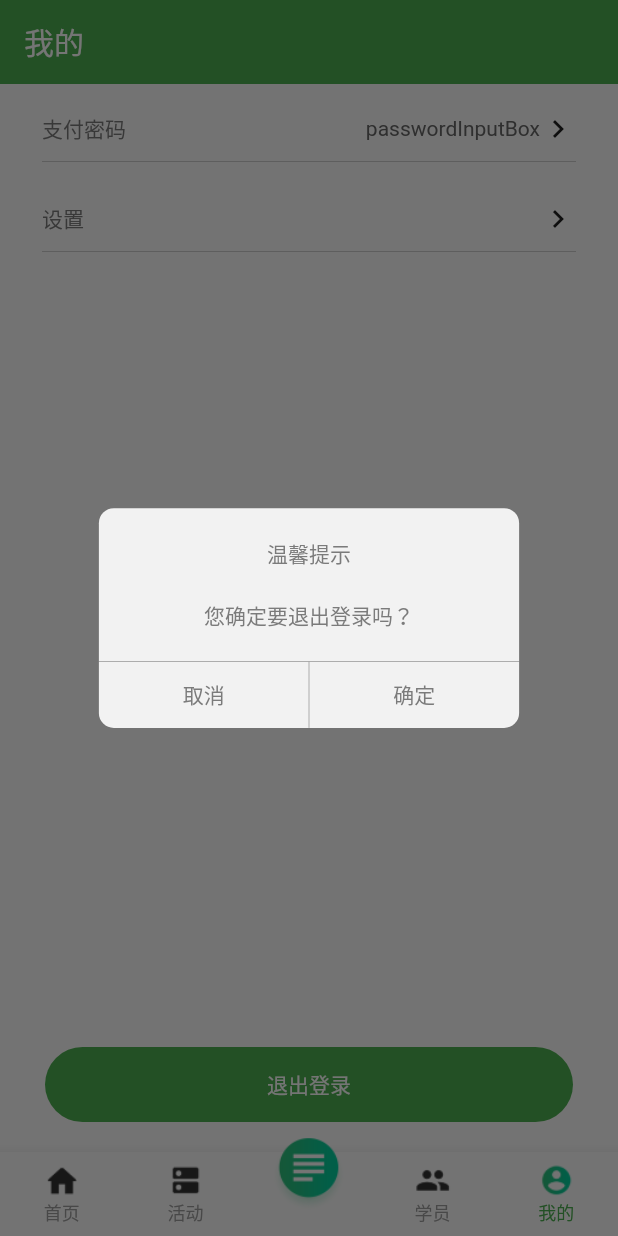
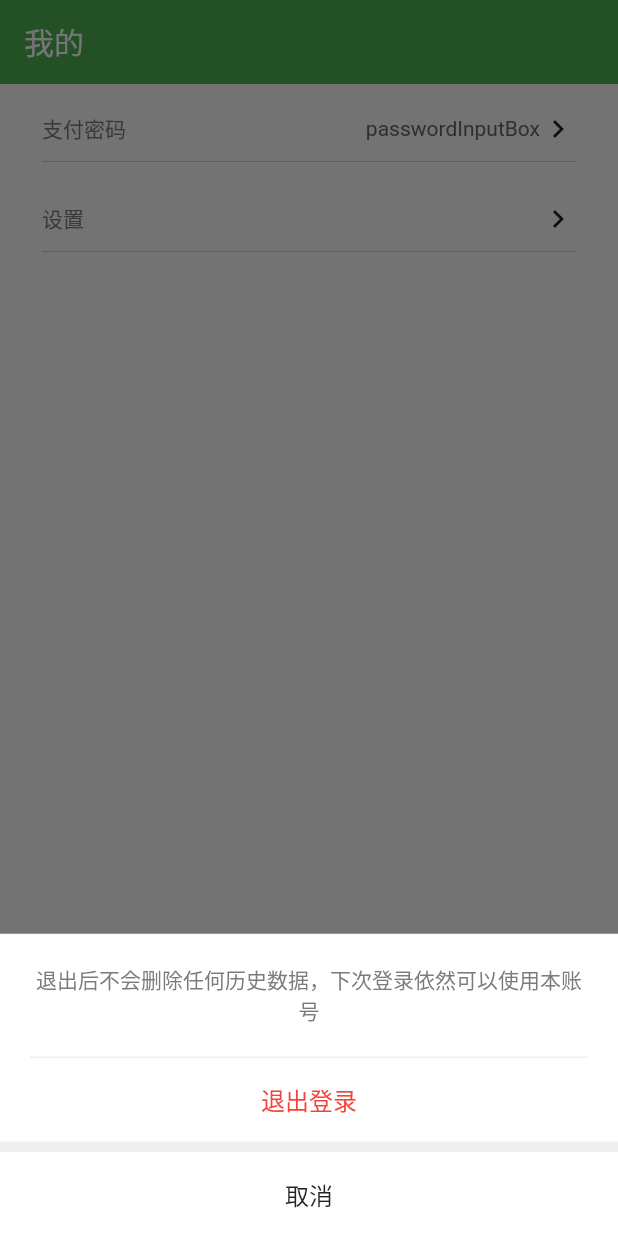
Before and after one commit to kingsic/flutterkit, a Flutter app: the screen it shows after launch, item 5 of the bottom bar chosen, after a tap on "退出登录", on a phone screen of 412 x 824 dp. Run offline on Flutter 3.47's test engine with Material 2 defaults, Android fonts, the phone set to English and light mode, and no system bars; our stand-ins replace dio; missing offline and left inert: dart:html.

Commit message:
【新增BottomActionSheet组件】

```diff
--- /dev/null
+++ b/lib/components/bottom_action_sheet.dart
@@ -0,0 +1,127 @@
+import 'dart:ui';
+import 'package:flutter/material.dart';
+
+typedef BottomActionSheetCallback = Function(int);
+
+class ActionSheetConfig {
+  /// 提示信息
+  final String message;
+
+  /// 提示信息的 TextStyle
+  final TextStyle messageStyle;
+
+  /// 其他标题数据
+  final List data;
+
+  /// 其他标题的 TextStyle
+  final TextStyle style;
+
+  /// 取消标题的 TextStyle
+  final TextStyle cancelStyle;
+
+  /// 分割线高度，默认为：0.5
+  final double dividerHeight;
+
+  /// 分割线颜色，默认为：Colors.black12
+  final Color dividerColor;
+
+  /// 其他标题的点击回调方法
+  final BottomActionSheetCallback onTap;
+
+  ActionSheetConfig({
+    this.message = "",
+    this.messageStyle,
+    this.data,
+    this.style,
+    this.cancelStyle,
+    this.dividerHeight = 0.5,
+    this.dividerColor = Colors.black12,
+    this.onTap
+  }): assert(
+    data != null,
+  );
+}
+
+class BottomActionSheet {
+  /// 显示 ActionSheet
+  static show({BuildContext context, ActionSheetConfig config}) {
+    showModalBottomSheet(context: context, backgroundColor: Colors.white, builder: (content) {
+      return SafeArea(
+          child: Container(
+            child: Column(
+              mainAxisSize: MainAxisSize.min,
+              children: [
+                Offstage(
+                  offstage: config.message == "" ? true : false,
+                  child: Container(
+                    padding: EdgeInsets.only(
+                      left: 20,
+                      right: 20,
+                      top: 20
+                    ),
+                    alignment: Alignment.center,
+                    width: double.infinity,
+                    child: Column(
+                      children: [
+                        Text(config.message,
+                          textAlign: TextAlign.center,
+                          style: config.messageStyle,
+                        ),
+                        SizedBox(height: 20),
+                        Divider(
+                          height: config.dividerHeight,
+                          thickness: config.dividerHeight,
+                          color: config.dividerColor,
+                        )
+                      ],
+                    ),
+                  ),
+                ),
+                Column(
+                  children: List.generate(config.data.length, (index) {
+                    return Column(
+                      children: [
+                        ListTile(
+                          title: Text(config.data[index],
+                            textAlign: TextAlign.center,
+                            style: config.style,
+                          ),
+                          onTap: () {
+                            Navigator.pop(context);
+                            if (config.onTap != null) {
+                              config.onTap(index);
+                            }
+                          },
+                        ),
+                        if (index != config.data.length - 1)
+                          Divider(
+                            height: config.dividerHeight,
+                            thickness: config.dividerHeight,
+                            color: config.dividerColor,
+                          )
+                      ],
+                    );
+                  }),
+                ),
+
+                Divider(
+                  height: 7,
+                  thickness: 7,
+                  color: Colors.grey.withOpacity(0.17),
+                ),
+                ListTile(
+                  title: Text("取消",
+                    textAlign: TextAlign.center,
+                    style: config.cancelStyle,
+                  ),
+                  onTap: () {
+                    Navigator.pop(context);
+                  },
+                ),
+              ],
+            ),
+          )
+      );
+    });
+  }
+}
--- a/lib/views/mine_page.dart
+++ b/lib/views/mine_page.dart
@@ -1,4 +1,5 @@
 import 'package:flutter/material.dart';
+import 'package:flutterkit/components/bottom_action_sheet.dart';
 import 'package:flutterkit/components/button.dart';
 import 'package:flutterkit/components/custom_alert_dialog.dart';
 import 'package:flutterkit/components/lr_list_title.dart';
@@ -54,20 +55,29 @@ class MinePage extends StatelessWidget {
                 borderRadius: BorderRadius.circular(25),
                 backgroundColor: Colors.green,
                 onTap: () {
-                  showDialog(
+                  // showDialog(
+                  //     context: context,
+                  //     builder: (context) {
+                  //       return CustomAlertDialog(
+                  //         title: "温馨提示",
+                  //         message: "您确定要退出登录吗？",
+                  //         cancelTap: () {
+                  //           print("cancel");
+                  //         },
+                  //         sureTap: () {
+                  //           print("sureTap");
+                  //         },
+                  //       );
+                  //     });
+
+                  BottomActionSheet.show(
                       context: context,
-                      builder: (context) {
-                        return CustomAlertDialog(
-                          title: "温馨提示",
-                          message: "您确定要退出登录吗？",
-                          cancelTap: () {
-                            print("cancel");
-                          },
-                          sureTap: () {
-                            print("sureTap");
-                          },
-                        );
-                      });
+                      config: ActionSheetConfig(
+                        data: ["退出登录"],
+                        style: TextStyle(color: Colors.red),
+                        message: "退出后不会删除任何历史数据，下次登录依然可以使用本账号"
+                      )
+                  );
                 },
               ),
             )
```
Also changed, not shown: lib/components/number_limit_input_formatter.dart (added, +53 -0 lines), 1 other file.
